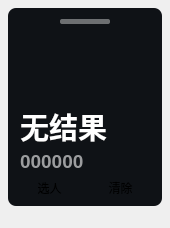
windyslime/RandPicker-1, file ui/dark/widget.ui: the form before one commit.
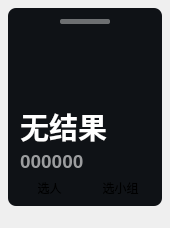
The form after the commit. Custom widgets are drawn as their Qt base class.

```diff
--- a/ui/dark/widget.ui
+++ b/ui/dark/widget.ui
@@ -206,7 +206,7 @@
         <item>
          <widget class="PushButton" name="btn_clear">
           <property name="text">
-           <string>清除</string>
+           <string>选小组</string>
           </property>
          </widget>
         </item>
```
Left out of the diff: 4 changed lines with no effect on the pictures.
